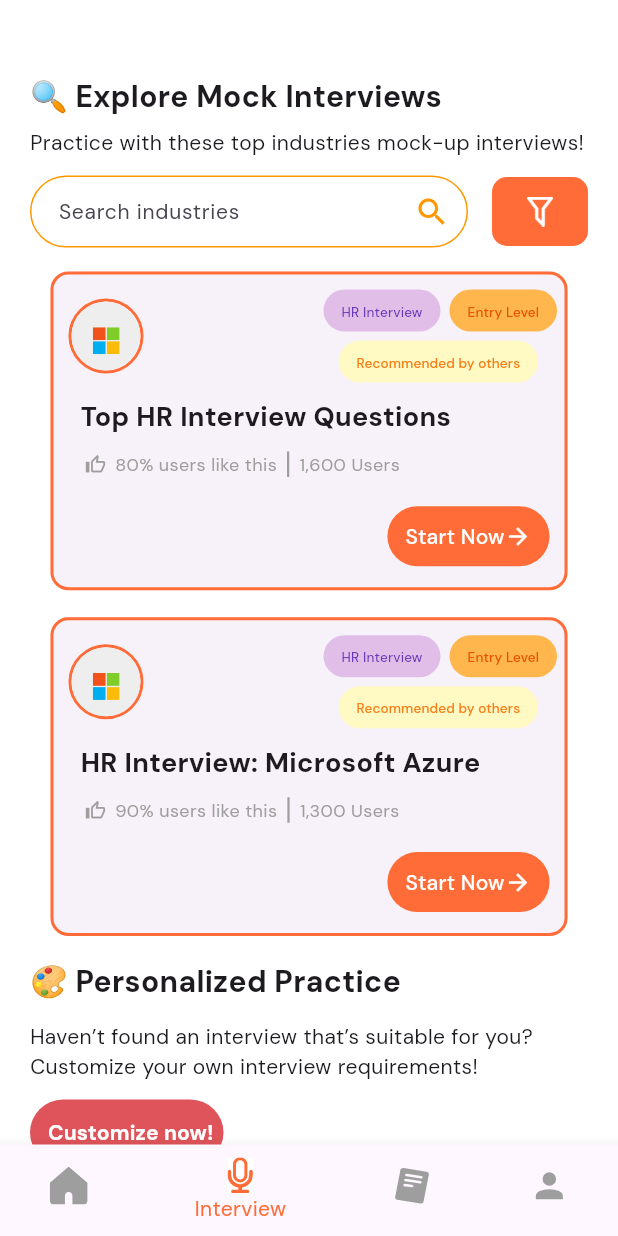
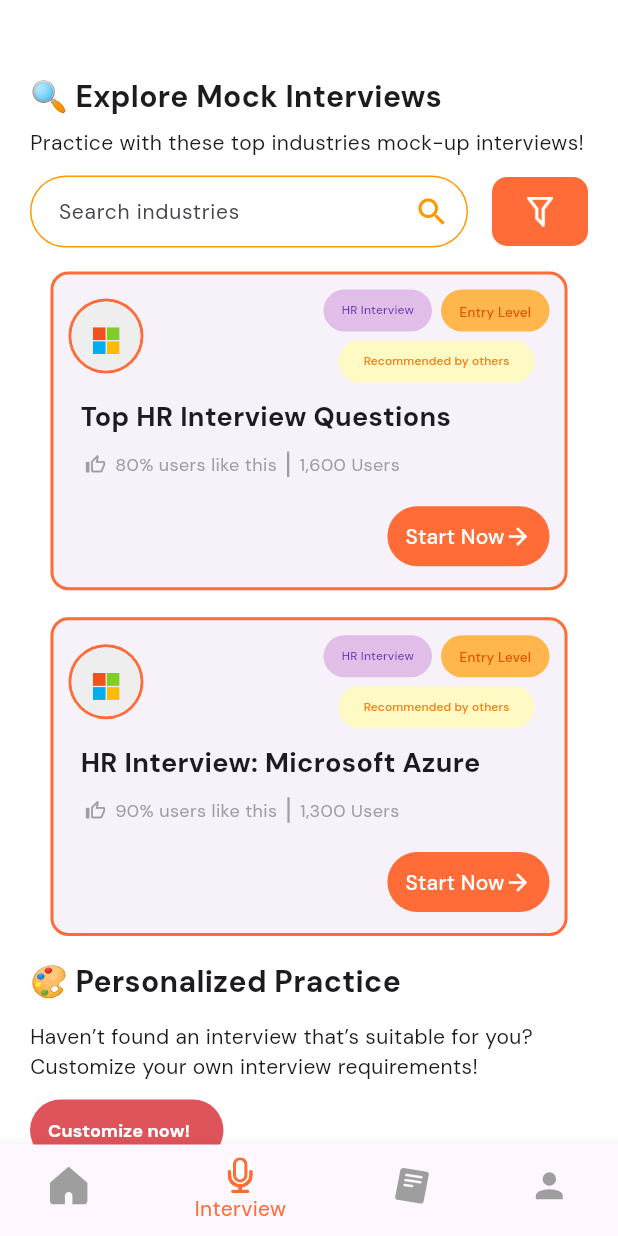
Before and after one commit to gnlehc/Preform, a Flutter app: the ExploreInterviewPage screen opened by its route, on a phone screen of 412 x 824 dp. Run offline on Flutter 3.47's test engine with Material 3 defaults, Android fonts, the phone set to English and light mode, and no system bars; our stand-ins replace audioplayers, file_picker, firebase_auth, firebase_core, firebase_database, flutter_svg and 4 more; missing offline and left inert: text_to_speech; accounts and stored records are empty.

Commit message:
fix little things

```diff
--- a/lib/pages/explore_interview_page.dart
+++ b/lib/pages/explore_interview_page.dart
@@ -72,12 +72,15 @@ class _ExploreInterviewPageState extends State<ExploreInterviewPage> {
                 SizedBox(height: 12),
                 Container(
                   width: 129,
+                  child: SizedBox(
+                    width: double.infinity, // Expand the SizedBox to fill the container width
                     child: ElevatedButton(
                       onPressed: () {
                         Navigator.push(
                           context,
                           MaterialPageRoute(
-                            builder: (context) => const InterviewPage()),
+                            builder: (context) => const InterviewPage(),
+                          ),
                         );
                       },
                       style: ElevatedButton.styleFrom(
@@ -89,25 +92,38 @@ class _ExploreInterviewPageState extends State<ExploreInterviewPage> {
                         foregroundColor: Color(0xFFB93982),
                         elevation: 0, // No shadow
                         minimumSize: Size(
-                          0, 0), // Allow the button to be as small as needed
+                          0,
+                          0,
+                        ), // Allow the button to be as small as needed
                         tapTargetSize: MaterialTapTargetSize.shrinkWrap,
                       ),
+                      child: Expanded(
                         child: Row(
+                          mainAxisAlignment: MainAxisAlignment.center, // Center the text horizontally
                           children: [
-                        Text(
+                            Expanded(
+                              child: Text(
                                 'Customize now!',
                                 style: TextStyle(
-                              fontSize: 14.0,
+                                  fontSize: 12.0,
                                   fontWeight: FontWeight.bold,
-                              color: Colors.white),
+                                  color: Colors.white,
                                 ),
+                              ),
+                            ),
+
                           ],
                         ),
                       ),
+
                     ),
+                  ),
+                ),
+
                 SizedBox(height: 20),
               ],
-            )),
+            )
+        ),
       ),
       bottomNavigationBar: BottomNavBar(
         selectedIndex: _selectedIndex,
--- a/lib/widgets/ExploreMockInterviewCard.dart
+++ b/lib/widgets/ExploreMockInterviewCard.dart
@@ -57,12 +57,14 @@ class _ExploreMockInterviewCardState extends State<ExploreMockInterviewCard> {
                       ),
                     ),
                     SizedBox(width: 120),
-                    Column(
+                    Expanded(
+                      child: Column(
                       crossAxisAlignment: CrossAxisAlignment.start,
                       children: <Widget>[
                         Row(
                             children: <Widget>[
-                            SizedBox(
+                              Expanded(
+                                child: SizedBox(
                                   height: 28,
                                   // Set the desired width  // Set the desired height
                                   child: TextButton(
@@ -75,14 +77,17 @@ class _ExploreMockInterviewCardState extends State<ExploreMockInterviewCard> {
                                     ),
                                     child: const Text(
                                       'HR Interview',
-                                  style: TextStyle(fontSize: 9),
+                                      style: TextStyle(fontSize: 8),
                                     ),
                                   ),
                                 ),
+                              ),
+
                               const VerticalDivider(
                                 width: 6,
                               ),
-                            SizedBox(
+                              Expanded(
+                                child: SizedBox(
                                   height: 28,
                                   // Set the desired width  // Set the desired height
                                   child: TextButton(
@@ -99,6 +104,7 @@ class _ExploreMockInterviewCardState extends State<ExploreMockInterviewCard> {
                                     ),
                                   ),
                                 ),
+                              ),
                             ],
                           ),
                         const Divider(
@@ -108,7 +114,8 @@ class _ExploreMockInterviewCardState extends State<ExploreMockInterviewCard> {
                         Padding(
                           padding: const EdgeInsets.symmetric(horizontal:10),
                           child: Row(children: <Widget>[
-                            SizedBox(
+                            Expanded(
+                              child: SizedBox(
                                 height: 28,
                                 // Set the desired width  // Set the desired height
                                 child: TextButton(
@@ -121,14 +128,17 @@ class _ExploreMockInterviewCardState extends State<ExploreMockInterviewCard> {
                                   ),
                                   child: const Text(
                                     'Recommended by others',
-                                  style: TextStyle(fontSize: 9),
+                                    style: TextStyle(fontSize: 8),
                                   ),
                                 ),
                               ),
+                            ),
+
                           ]),
                         ),
                       ],
                     ),
+                    )
                   ],
                 ),
                 const Divider(
@@ -249,12 +259,14 @@ class _ExploreMockInterviewCardState extends State<ExploreMockInterviewCard> {
                       ),
                     ),
                     SizedBox(width: 120),
-                    Column(
+                    Expanded(
+                      child: Column(
                         crossAxisAlignment: CrossAxisAlignment.start,
                         children: <Widget>[
                           Row(
                             children: <Widget>[
-                            SizedBox(
+                              Expanded(
+                                child: SizedBox(
                                   height: 28,
                                   // Set the desired width  // Set the desired height
                                   child: TextButton(
@@ -267,14 +279,17 @@ class _ExploreMockInterviewCardState extends State<ExploreMockInterviewCard> {
                                     ),
                                     child: const Text(
                                       'HR Interview',
-                                  style: TextStyle(fontSize: 9),
+                                      style: TextStyle(fontSize: 8),
                                     ),
                                   ),
                                 ),
+                              ),
+
                               const VerticalDivider(
                                 width: 6,
                               ),
-                            SizedBox(
+                              Expanded(
+                                child: SizedBox(
                                   height: 28,
                                   // Set the desired width  // Set the desired height
                                   child: TextButton(
@@ -291,6 +306,7 @@ class _ExploreMockInterviewCardState extends State<ExploreMockInterviewCard> {
                                     ),
                                   ),
                                 ),
+                              ),
                             ],
                           ),
                           const Divider(
@@ -300,7 +316,8 @@ class _ExploreMockInterviewCardState extends State<ExploreMockInterviewCard> {
                           Padding(
                             padding: const EdgeInsets.symmetric(horizontal:10),
                             child: Row(children: <Widget>[
-                            SizedBox(
+                              Expanded(
+                                child: SizedBox(
                                   height: 28,
                                   // Set the desired width  // Set the desired height
                                   child: TextButton(
@@ -313,14 +330,17 @@ class _ExploreMockInterviewCardState extends State<ExploreMockInterviewCard> {
                                     ),
                                     child: const Text(
                                       'Recommended by others',
-                                  style: TextStyle(fontSize: 9),
+                                      style: TextStyle(fontSize: 8),
                                     ),
                                   ),
                                 ),
+                              ),
+
                             ]),
                           ),
                         ],
                       ),
+                    )
                   ],
                 ),
                 const Divider(
@@ -383,6 +403,7 @@ class _ExploreMockInterviewCardState extends State<ExploreMockInterviewCard> {
                   thickness: 1,
                   color: Colors.transparent,
                 ),
+
                 Row(mainAxisSize: MainAxisSize.max, children: <Widget>[
                   const Spacer(),
                   TextButton(
@@ -400,7 +421,8 @@ class _ExploreMockInterviewCardState extends State<ExploreMockInterviewCard> {
                       ],
                     ),
                   ),
-                ]),
+                ]
+                ),
               ],
             ),
           ),
--- a/lib/widgets/dashboardwidget.dart
+++ b/lib/widgets/dashboardwidget.dart
@@ -1,7 +1,5 @@
 import 'package:flutter/material.dart';
 import 'package:percent_indicator/circular_percent_indicator.dart';
-
-
 
 class DashboardWidget extends StatelessWidget {
   final String userName;
@@ -121,16 +119,17 @@ class DashboardWidget extends StatelessWidget {
                         textAlign: TextAlign.center,
                       ),
                       const SizedBox(
-                        width: 55,
+                        width: 70,
                       ),
-                      const Text(
+                      Expanded(child: const Text(
                         "Average Score",
                         style: TextStyle(
                           fontSize: 12,
                           color: Colors.grey,
                           fontWeight: FontWeight.bold,
                         ),
-                      ),
+                      ),),
+
                     ],
                   ),
                   const SizedBox(height: 16),
```
Lines whose indentation alone changed are shown as unchanged.
